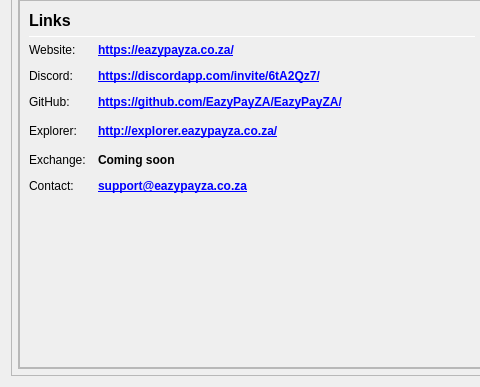
Old version of the form src/qt/forms/overviewpage.ui in the repository EazyPayCoin/EazyPayCoin; both pictures show x 0 to 480 and y 454 to 841 of the 978 by 841 pixel window.
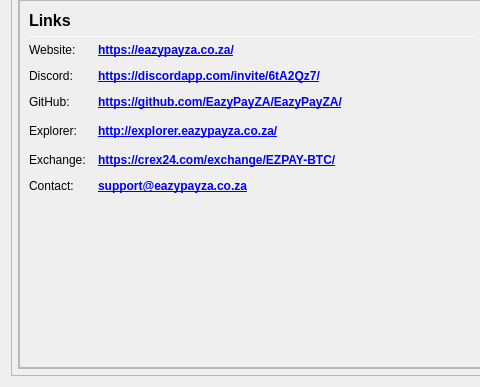
New version of the form.

Patch:
```diff
--- a/src/qt/forms/overviewpage.ui
+++ b/src/qt/forms/overviewpage.ui
@@ -828,7 +828,7 @@
                           </font>
                          </property>
                          <property name="text">
-                          <string>Coming soon</string>
+                          <string notr="true">&lt;a href=&quot;https://crex24.com/exchange/EZPAY-BTC/&quot;&gt;https://crex24.com/exchange/EZPAY-BTC/&lt;/a&gt;</string>
                          </property>
                          <property name="alignment">
                            <set>Qt::AlignLeading|Qt::AlignLeft|Qt::AlignVCenter</set>
```
